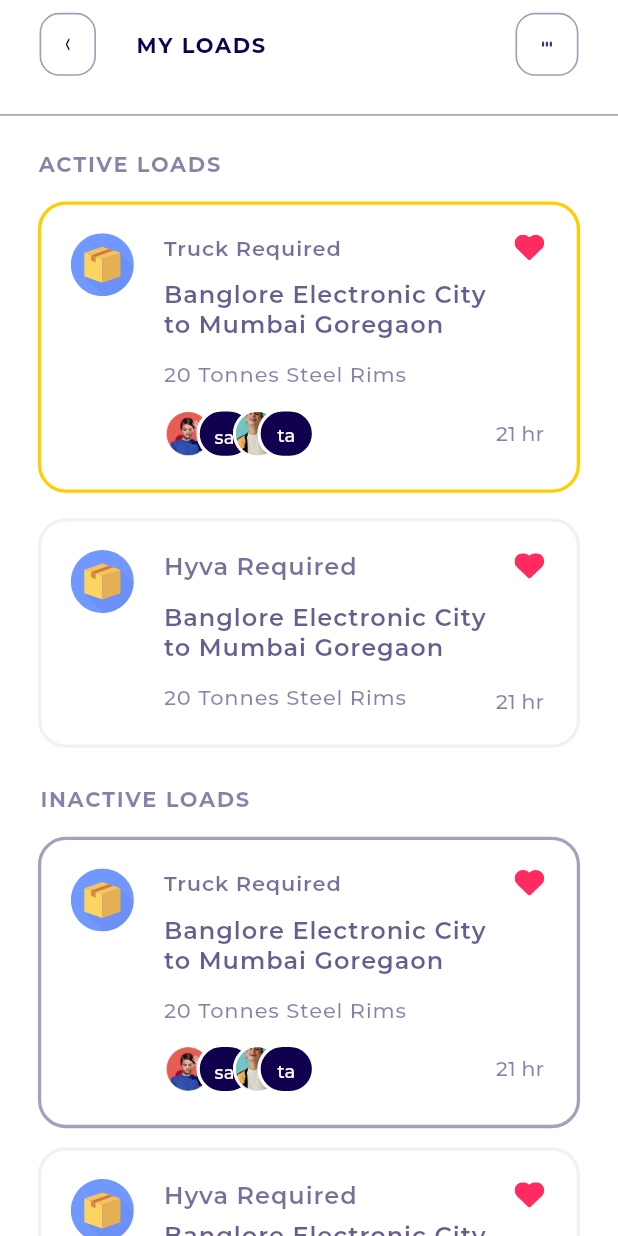
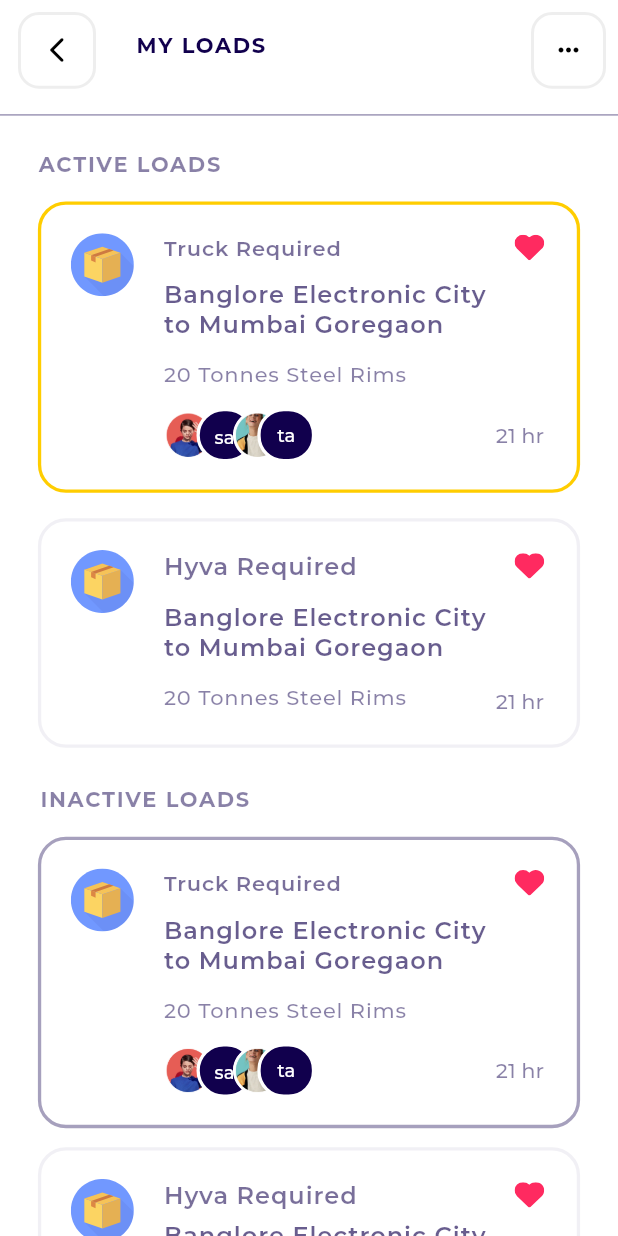
Before and after one commit to mmstq/truckz, a Flutter app: the MyLoadsPageScreen screen opened by its route, on a phone screen of 412 x 824 dp. Run offline on Flutter 3.47's test engine with Material 2 defaults, Android fonts, the phone set to English and light mode, and no system bars; our stand-ins replace cached_network_image, connectivity_plus, flutter_otp_text_field, flutter_svg, get, shared_preferences and 1 more; missing offline and left inert: searchbar_animation; accounts and stored records are empty.

Commit message:
Update by Aadil

```diff
--- a/lib/presentation/my_loads_page_screen/my_loads_page_screen.dart
+++ b/lib/presentation/my_loads_page_screen/my_loads_page_screen.dart
@@ -14,16 +14,47 @@ class MyLoadsPageScreen extends GetWidget<MyLoadsPageController> {
             appBar: CustomAppBar(
                 height: getVerticalSize(56.00),
                 leadingWidth: 64,
-                leading: AppbarIconbutton(
-                    svgPath: ImageConstant.imgArrowleft,
-                    margin: getMargin(left: 24, top: 8, bottom: 8),
-                    onTap: onTapArrowleft9),
+                leading: Container(
+                  alignment: Alignment.center,
+                  margin: EdgeInsets.only(left: 12, top: 8),
+                  height: 50,
+                  width: 50,
+                  child: IconButton(
+                    icon: Icon(
+                      Icons.arrow_back_ios_new_rounded,
+                      size: 20,
+                      color: Colors.black,
+                    ),
+                    onPressed: () {
+                      onTapArrowleft9();
+                    },
+                  ),
+                  decoration: BoxDecoration(
+                      borderRadius: BorderRadius.circular(14),
+                      border: Border.all(
+                          color: Colors.grey.shade200, width: 2)),
+                ),
                 title: AppbarTitle(
                     text: "lbl_my_loads2".tr, margin: getMargin(left: 24)),
                 actions: [
-                  AppbarIconbutton(
-                      svgPath: ImageConstant.imgButton,
-                      margin: getMargin(left: 24, top: 8, right: 24, bottom: 8))
+                  Container(
+                    alignment: Alignment.center,
+                    margin: EdgeInsets.only(top: 8, right: 8),
+                    height: 50,
+                    width: 50,
+                    child: IconButton(
+                      icon: Icon(
+                        Icons.more_horiz_rounded,
+                        size: 20,
+                        color: Colors.black,
+                      ),
+                      onPressed: () {},
+                    ),
+                    decoration: BoxDecoration(
+                        borderRadius: BorderRadius.circular(14),
+                        border: Border.all(
+                            color: Colors.grey.shade200, width: 2)),
+                  ),
                 ]),
             body: SingleChildScrollView(
                 child: Padding(
@@ -163,9 +194,7 @@ class MyLoadsPageScreen extends GetWidget<MyLoadsPageController> {
                                                           MainAxisSize.max,
                                                       children: [
                                                         Container(
-                                                            height:
-                                                                getVerticalSize(
-                                                                    32.00),
+                                                            height:size.height * 0.05,
                                                             width:
                                                                 getHorizontalSize(
                                                                     92.00),
@@ -504,8 +533,7 @@ class MyLoadsPageScreen extends GetWidget<MyLoadsPageController> {
                                                       children: [
                                                         Container(
                                                             height:
-                                                                getVerticalSize(
-                                                                    32.00),
+                                                                size.height * 0.05,
                                                             width:
                                                                 getHorizontalSize(
                                                                     92.00),
--- a/lib/presentation/transporters_page_screen/widgets/listprofleimg_item_widget.dart
+++ b/lib/presentation/transporters_page_screen/widgets/listprofleimg_item_widget.dart
@@ -125,7 +125,7 @@ class ListprofleimgItemWidget extends StatelessWidget {
                 top: 14,
               ),
               decoration: BoxDecoration(
-                color: ColorConstant.gray90063,
+                color: Colors.grey.withOpacity(0.5),
               ),
             ),
             Padding(
```
Also changed, not shown: lib/presentation/latest_lorries_page_screen/latest_lorries_page_screen.dart (+21 -5 lines), lib/presentation/select_location_page_screen/select_location_page_screen.dart (+21 -5 lines).
